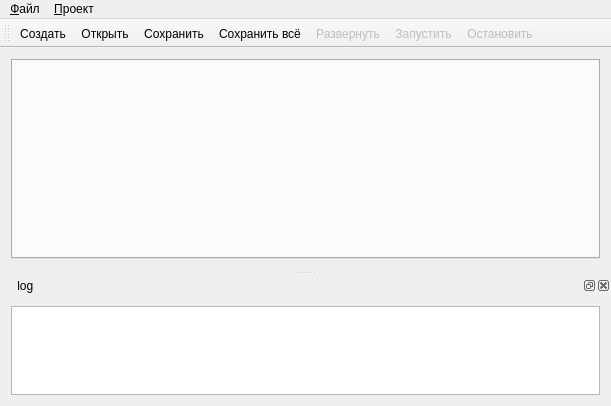
This is terminal/src/mainwindow.ui in Automiq/alpha.protort as Qt 5 draws it before an edit. The edited form follows.
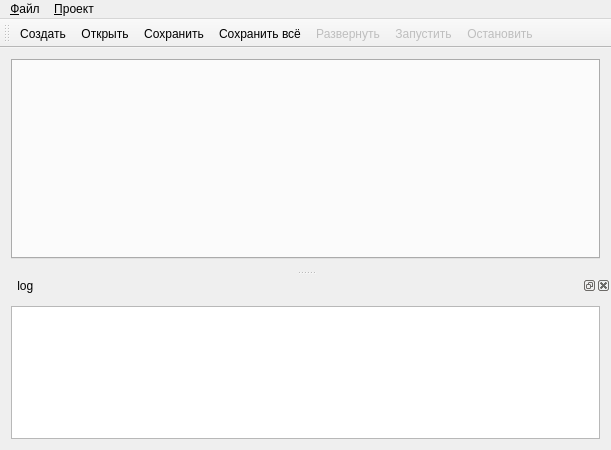
This is the edited form. Icons and pictures are not drawn.

The edit to the form file:
```diff
--- a/terminal/src/mainwindow.ui
+++ b/terminal/src/mainwindow.ui
@@ -7,7 +7,7 @@
     <x>0</x>
     <y>0</y>
     <width>611</width>
-    <height>406</height>
+    <height>450</height>
    </rect>
   </property>
   <property name="windowTitle">
```
Left out of the diff: 4 changed lines with no effect on the pictures.
